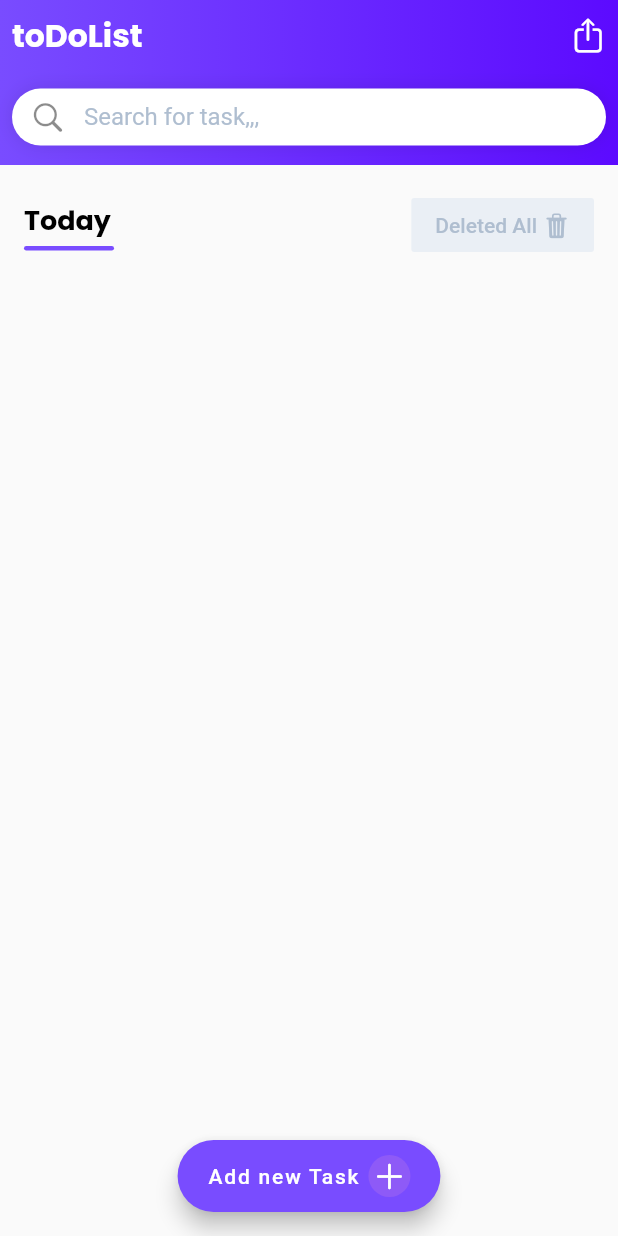
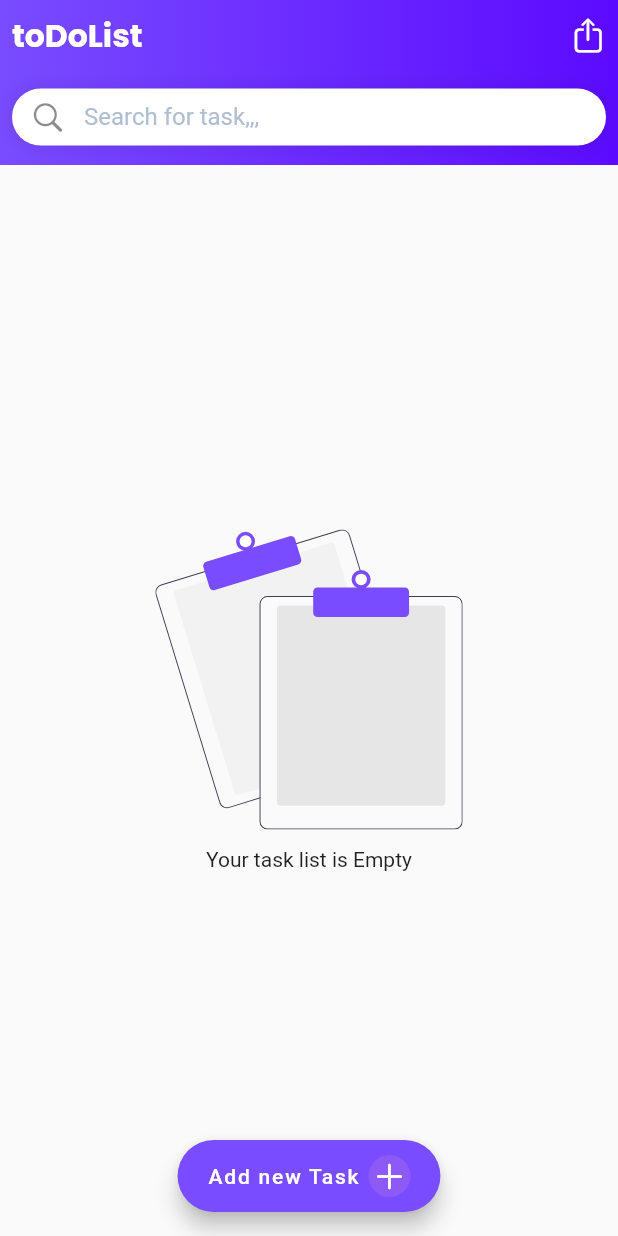
Before and after one commit to alirezashahabb/TodoApp, a Flutter app: the screen it shows after launch, on a phone screen of 412 x 824 dp. Run offline on Flutter 3.47's test engine with Material 2 defaults, Android fonts, the phone set to English and light mode, and no system bars; our stand-ins replace flutter_svg, google_fonts, hive, hive_flutter; accounts and stored records are empty.

Commit message:
add emty state for app

```diff
--- a/lib/main.dart
+++ b/lib/main.dart
@@ -1,6 +1,7 @@
 import 'package:flutter/cupertino.dart';
 import 'package:flutter/material.dart';
 import 'package:flutter/services.dart';
+import 'package:flutter_svg/flutter_svg.dart';
 import 'package:google_fonts/google_fonts.dart';
 import 'package:hive_flutter/hive_flutter.dart';
 import 'package:todo/data.dart';
@@ -179,6 +180,7 @@ class MyHomePage extends StatelessWidget {
                 // ==============================================>>>>>>>>>>>>>>>> be chi mikhy gosh bdi ta taghit kni
                 valueListenable: box.listenable(),
                 builder: (context, box, child) {
+                  if (box.isNotEmpty) {
                     return ListView.builder(
                       padding: const EdgeInsets.fromLTRB(16, 16, 16, 100),
 
@@ -212,7 +214,10 @@ class MyHomePage extends StatelessWidget {
                                   elevation: 0,
                                   textColor: secondrTextColor,
                                   color: const Color(0xffeaeff5),
-                                onPressed: () {},
+                                  onPressed: () {
+                                    //======================================>>>>>> paksazi kol box ha
+                                    box.clear();
+                                  },
                                   child: Row(
                                     children: const [
                                       Text('Deleted All'),
@@ -227,11 +232,15 @@ class MyHomePage extends StatelessWidget {
                           );
                         } else {
                           /// chon Values Iterable bod bayd az to list estfade konim
-                        final TaskEntity task = box.values.toList()[index - 1];
+                          final TaskEntity task =
+                              box.values.toList()[index - 1];
                           return TaskItem(task: task);
                         }
                       },
                     );
+                  } else {
+                    return const EmpttyState();
+                  }
                 },
               ),
             ),
@@ -280,6 +289,11 @@ class _TaskItemState extends State<TaskItem> {
           builder: (context) => EditTaskScreen(task: widget.task),
         ));
       },
+
+      /// ====================================>>>>>> hazf krdn task ha
+      onLongPress: () {
+        widget.task.delete();
+      },
       child: Container(
           margin: const EdgeInsets.only(top: 12),
           padding: const EdgeInsets.only(left: 16),
@@ -312,7 +326,6 @@ class _TaskItemState extends State<TaskItem> {
                   maxLines: 1,
                   style: TextStyle(
                     overflow: TextOverflow.ellipsis,
-
                     decoration: widget.task.isComplet
                         ? TextDecoration.lineThrough
                         : null,
@@ -366,3 +379,26 @@ class MycheackBox extends StatelessWidget {
     );
   }
 }
+
+///=============================================================================>>>>Creat Empty State screen
+
+class EmpttyState extends StatelessWidget {
+  const EmpttyState({super.key});
+
+  @override
+  Widget build(BuildContext context) {
+    return Column(
+      mainAxisAlignment: MainAxisAlignment.center,
+      children: [
+        SvgPicture.asset(
+          'assets/img/empty_state.svg',
+          height: 200,
+        ),
+        const SizedBox(
+          height: 12,
+        ),
+        const Text('Your task list is Empty')
+      ],
+    );
+  }
+}
--- a/pubspec.yaml
+++ b/pubspec.yaml
@@ -39,6 +39,7 @@ dependencies:
   hive: ^2.2.3
   hive_flutter: ^1.1.0
   google_fonts: ^3.0.1
+  flutter_svg: ^1.1.5
 
 dev_dependencies:
   flutter_test:
@@ -65,8 +66,8 @@ flutter:
   uses-material-design: true
 
   # To add assets to your application, add an assets section, like this:
-  # assets:
-  #   - images/a_dot_burr.jpeg
+  assets:
+    - assets/img/
   #   - images/a_dot_ham.jpeg
 
   # An image asset can refer to one or more resolution-specific "variants", see
```
Also changed, not shown: assets/img/empty_state.svg (added), pubspec.lock. Lines whose indentation alone changed are shown as unchanged.
